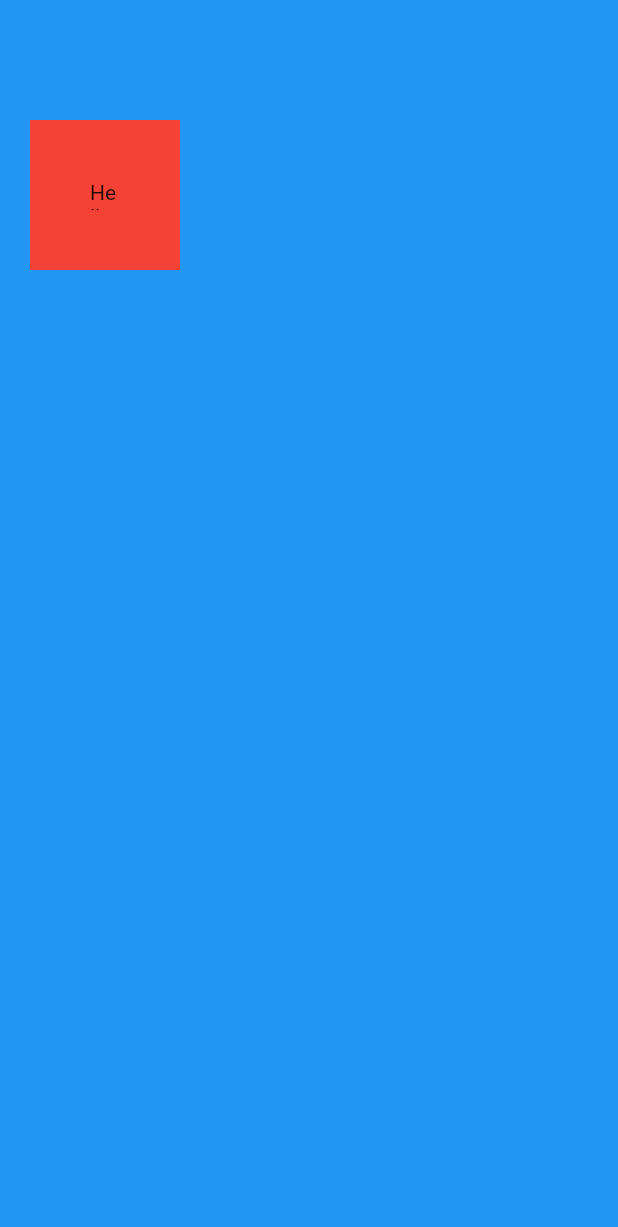
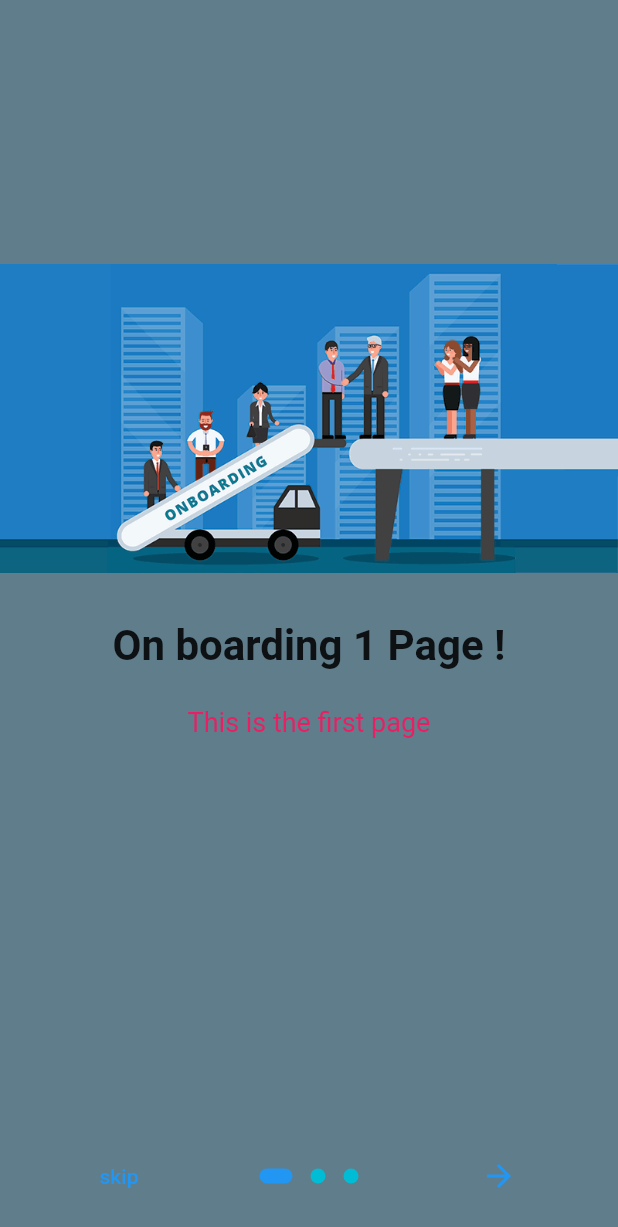
Before and after one commit to jyp90/App-TIL-Flutter, a Flutter app: the screen it shows after launch, on a phone screen of 412 x 824 dp. Shown: the top 1227 px of the screen. Run offline on Flutter 3.47's test engine with Material 2 defaults, Android fonts, the phone set to English and light mode, and no system bars; drawn by our look-alikes of introduction_screen.

Commit message:
feat: 온보딩 페이지 적용

```diff
--- a/lib/main.dart
+++ b/lib/main.dart
@@ -1,36 +1,43 @@
 import 'package:flutter/material.dart';
+import 'package:mungmoong/onboarding.dart';
 
-void main() => runApp(MyApp());
+void main() => runApp(const MyApp());
 
 class MyApp extends StatelessWidget {
+  const MyApp({super.key});
+
   @override
   Widget build(BuildContext context) {
-    return MaterialApp(
-      title: 'AppBar',
-      theme: ThemeData(primarySwatch: Colors.red),
-      home: MyPage(),
+    return const MaterialApp(
+      home: OnBoardingPage(),
     );
   }
 }
 
 class MyPage extends StatelessWidget {
+  const MyPage({super.key});
+
   @override
   Widget build(BuildContext context) {
     return Scaffold(
-      backgroundColor: Colors.blue,
-      body: SafeArea(
-        child: Container(
-          color: Colors.red,
-          width: 100,
-          height: 100,
-          margin: EdgeInsets.symmetric(
-            vertical: 80,
-            horizontal: 20
-          ),
-          padding: EdgeInsets.all(40),
-          child: Text('Hello'),
+        appBar: AppBar(
+          title: const Text('Main Page'),
         ),
-      )
-    );
+        body: Center(
+            child: Column(
+          mainAxisAlignment: MainAxisAlignment.center,
+          children: [
+            const Text(
+              'Main Screen',
+              style: TextStyle(fontWeight: FontWeight.bold, fontSize: 25),
+            ),
+            ElevatedButton(
+                onPressed: () {
+                  Navigator.of(context).pushReplacement(MaterialPageRoute(
+                      builder: (context) => const OnBoardingPage()));
+                },
+                child: Text('Go to onboarding Screen'))
+          ],
+        )));
   }
 }
--- /dev/null
+++ b/lib/onboarding.dart
@@ -0,0 +1,62 @@
+import 'package:flutter/material.dart';
+import 'main.dart';
+import 'package:introduction_screen/introduction_screen.dart';
+
+class OnBoardingPage extends StatelessWidget {
+  const OnBoardingPage({Key? key}) : super(key: key);
+
+  @override
+  Widget build(BuildContext context) {
+    return IntroductionScreen(
+      pages: [
+        PageViewModel(
+          title: 'On boarding 1 Page !',
+          body: 'This is the first page ',
+          image: Image.asset('images/onboarding-1.png'),
+          decoration: getPageDecoration(),
+        ),
+        PageViewModel(
+          title: 'On boarding 2 Page!',
+          body: 'This is the second page ',
+          image: Image.asset('images/onboarding-2.png'),
+          decoration: getPageDecoration(),
+        ),
+        PageViewModel(
+          title: 'On boarding 3 Page!',
+          body: 'This is the third page ',
+          image: Image.asset('images/onboarding-3.png'),
+          decoration: getPageDecoration(),
+        )
+      ],
+      done: const Text('Done!'),
+      onDone: () {
+        Navigator.of(context)
+            .pushReplacement(MaterialPageRoute(builder: (context) => MyPage())); // 메인 화면에서 뒤로가기 버튼을 사라지게함
+      },
+      next: const Icon(Icons.arrow_forward),
+      showSkipButton: true,
+      skip: const Text('skip'),
+      dotsDecorator: DotsDecorator(
+          color: Colors.cyan,
+          size: const Size(10, 10),
+          activeSize: const Size(22, 10),
+          activeShape:
+              RoundedRectangleBorder(borderRadius: BorderRadius.circular(24))),
+      curve: Curves.bounceOut,
+    );
+  }
+}
+
+PageDecoration getPageDecoration() {
+  return const PageDecoration(
+      titleTextStyle: TextStyle(
+        fontSize: 28,
+        fontWeight: FontWeight.bold,
+      ),
+      bodyTextStyle: TextStyle(
+        fontSize: 18,
+        color: Colors.pink,
+      ),
+      imagePadding: EdgeInsets.only(top: 40),
+      pageColor: Colors.blueGrey);
+}
```
Also changed, not shown: pubspec.yaml (+3 -6 lines), images/onboarding-1.png (added), images/onboarding-2.png (added), images/onboarding-3.png (added), pubspec.lock.
